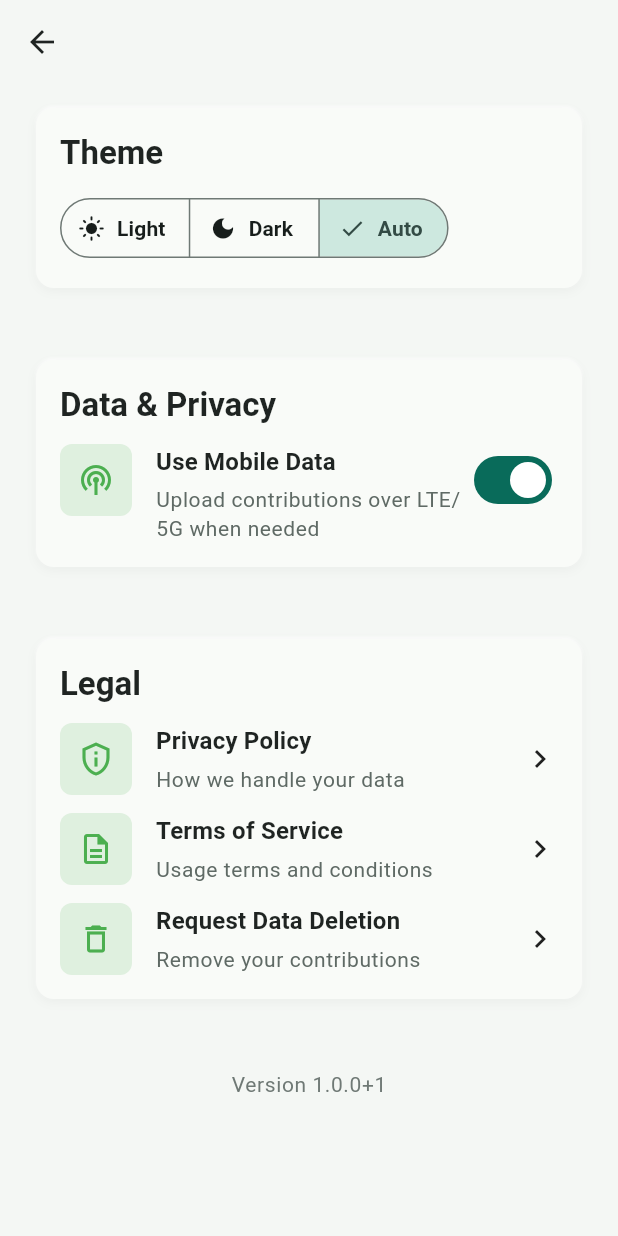
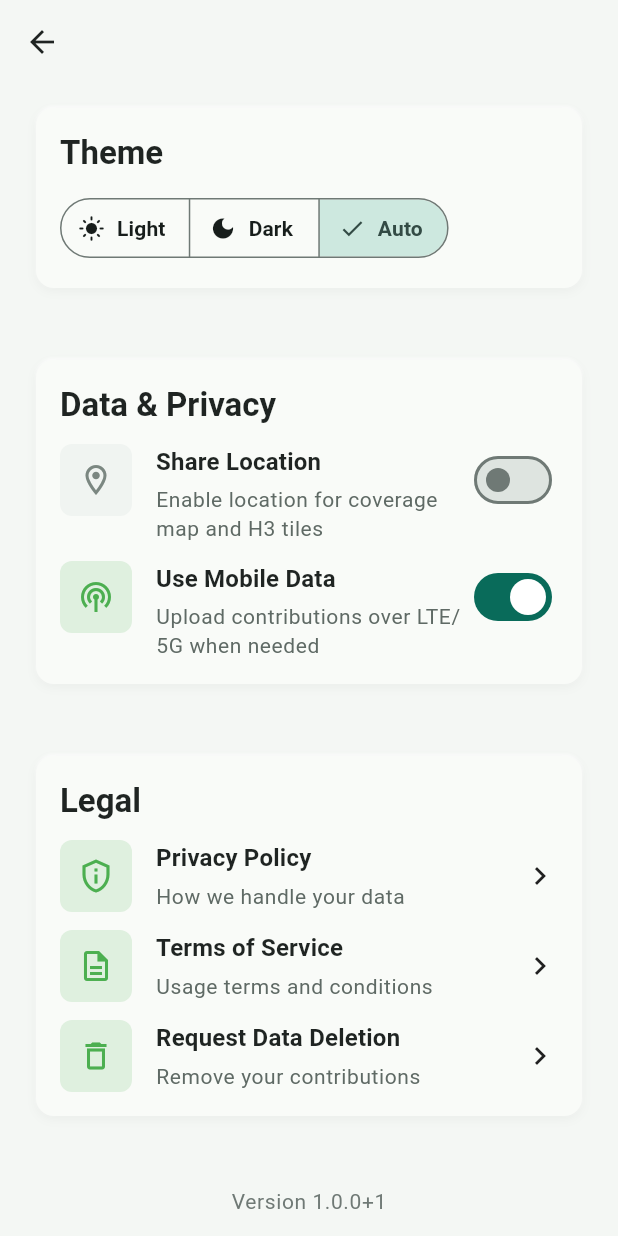
Before and after one commit to erematorg/greengains, a Flutter app: the SettingsScreen screen opened directly, on a phone screen of 412 x 824 dp. Run offline on Flutter 3.47's test engine with Material 3 defaults, Android fonts, the phone set to English and light mode, and no system bars; our stand-ins replace firebase_auth, firebase_core, fl_chart, flutter_map, flutter_svg, geolocator and 8 more; accounts and stored records are empty; generated files the repository leaves out were written again; network calls fail.

Commit message:
Enable location sharing toggle and add upload debug logging
- Uncomment Share Location toggle in Settings screen
- Add debug logging to show shareLocation preference value
- Add logging to show if location/pressure data included in upload JSON
- Confirms location data IS being uploaded (stored in batch_json.location)

Co-Authored-By: Claude Sonnet 4.5 <noreply@anthropic.com>

```diff
--- a/lib/screens/settings_screen.dart
+++ b/lib/screens/settings_screen.dart
@@ -89,36 +89,19 @@ class _SettingsScreenState extends State<SettingsScreen> {
               crossAxisAlignment: CrossAxisAlignment.start,
               children: [
                 _SettingsSectionTitle(text: 'Data & Privacy'),
-                // TODO: Restore Share Location toggle if we reintroduce manual control.
-                /*
                 _SettingsToggleRow(
                   icon: Icons.location_on_outlined,
                   title: 'Share Location',
-                  subtitle: 'Allow anonymized location for smarter maps',
+                  subtitle: 'Enable location for coverage map and H3 tiles',
                   value: _prefs.shareLocation,
-                  onChanged: (value) async {
+                  onChanged: (value) {
                     HapticFeedback.selectionClick();
-                    if (value) {
-                      try {
-                        await _fgChannel.invokeMethod('requestLocationPermission');
-                        final isRunning =
-                            await _fgChannel.invokeMethod('isForegroundServiceRunning') as bool?;
-                        if (isRunning == true) {
-                          await _fgChannel.invokeMethod('stopForegroundService');
-                          await Future.delayed(const Duration(milliseconds: 500));
-                          await _fgChannel.invokeMethod('startForegroundService');
-                        }
-                      } catch (e) {
-                        debugPrint('Permission request error: $e');
-                      }
-                    }
                     setState(() {
                       _prefs.setShareLocation(value);
                     });
                   },
                 ),
                 const SizedBox(height: AppTheme.spaceSm),
-                */
                 _SettingsToggleRow(
                   icon: Icons.podcasts_outlined,
                   title: 'Use Mobile Data',
```
Also changed, not shown: 1 other file.
